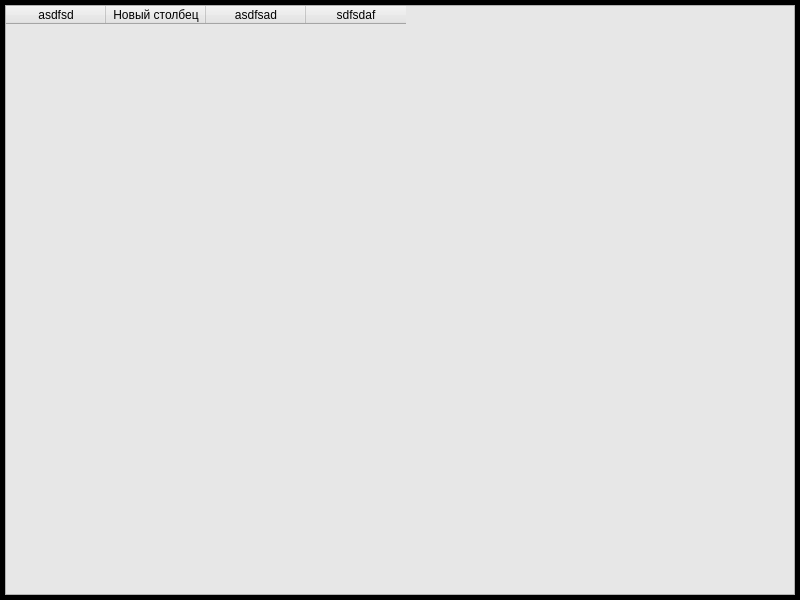
Qt form main.ui (KrivosheyYuriy/Coffee) before a commit.
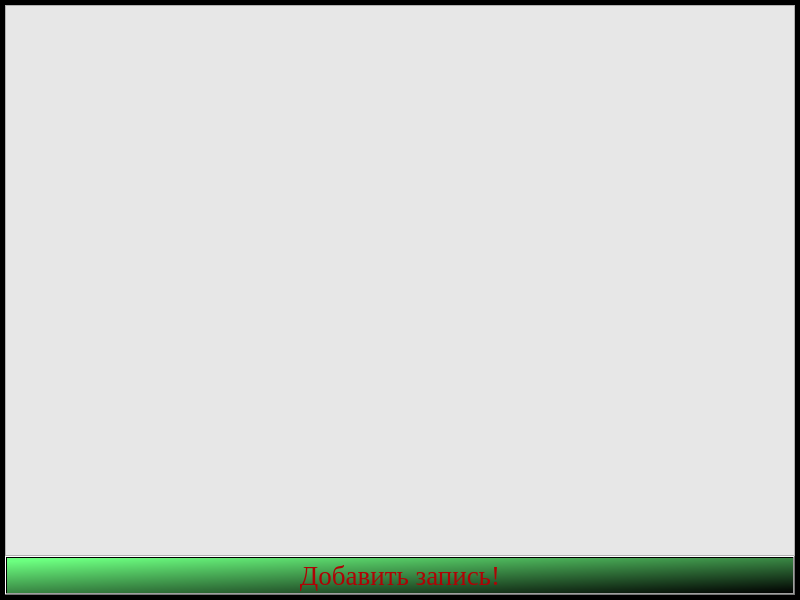
The same form after that commit.

Commit message: Homework Task2

Diff of the .ui file:
```diff
--- a/main.ui
+++ b/main.ui
@@ -50,26 +50,41 @@
       <property name="styleSheet">
        <string notr="true">background-color: rgb(231, 231, 231);</string>
       </property>
-      <column>
-       <property name="text">
-        <string>asdfsd</string>
-       </property>
-      </column>
-      <column>
-       <property name="text">
-        <string>Новый столбец</string>
-       </property>
-      </column>
-      <column>
-       <property name="text">
-        <string>asdfsad</string>
-       </property>
-      </column>
-      <column>
-       <property name="text">
-        <string>sdfsdaf</string>
-       </property>
-      </column>
+      <property name="autoScroll">
+       <bool>true</bool>
+      </property>
+      <property name="dragEnabled">
+       <bool>true</bool>
+      </property>
+      <property name="dragDropOverwriteMode">
+       <bool>true</bool>
+      </property>
+      <property name="alternatingRowColors">
+       <bool>false</bool>
+      </property>
+      <property name="wordWrap">
+       <bool>false</bool>
+      </property>
+      <property name="cornerButtonEnabled">
+       <bool>false</bool>
+      </property>
+     </widget>
+    </item>
+    <item row="1" column="0">
+     <widget class="QPushButton" name="pushButton">
+      <property name="font">
+       <font>
+        <family>Times New Roman</family>
+        <pointsize>20</pointsize>
+       </font>
+      </property>
+      <property name="styleSheet">
+       <string notr="true">background-color: qlineargradient(spread:pad, x1:0, y1:0, x2:1, y2:1, stop:0.0519324 rgba(108, 255, 128, 255), stop:1 rgba(0, 0, 0, 255));
+color: rgb(175, 2, 5);</string>
+      </property>
+      <property name="text">
+       <string>Добавить запись!</string>
+      </property>
      </widget>
     </item>
    </layout>
```
The commit also changes 2 other files.
